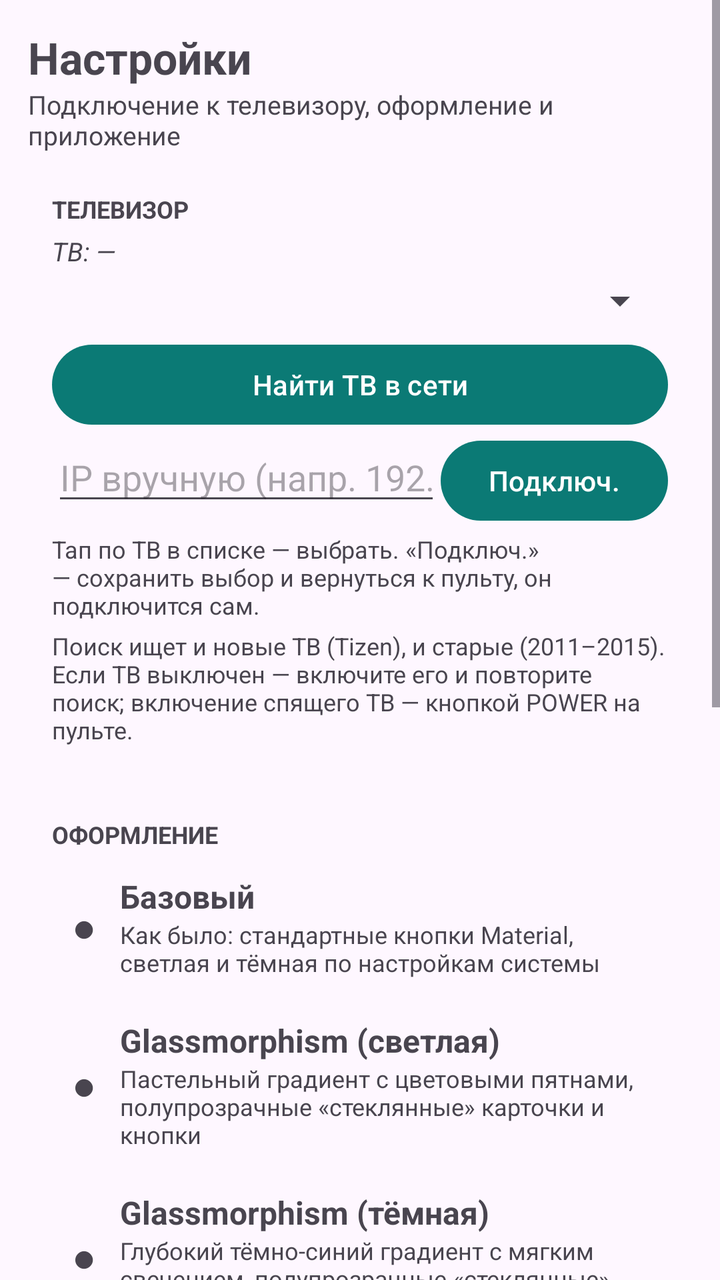
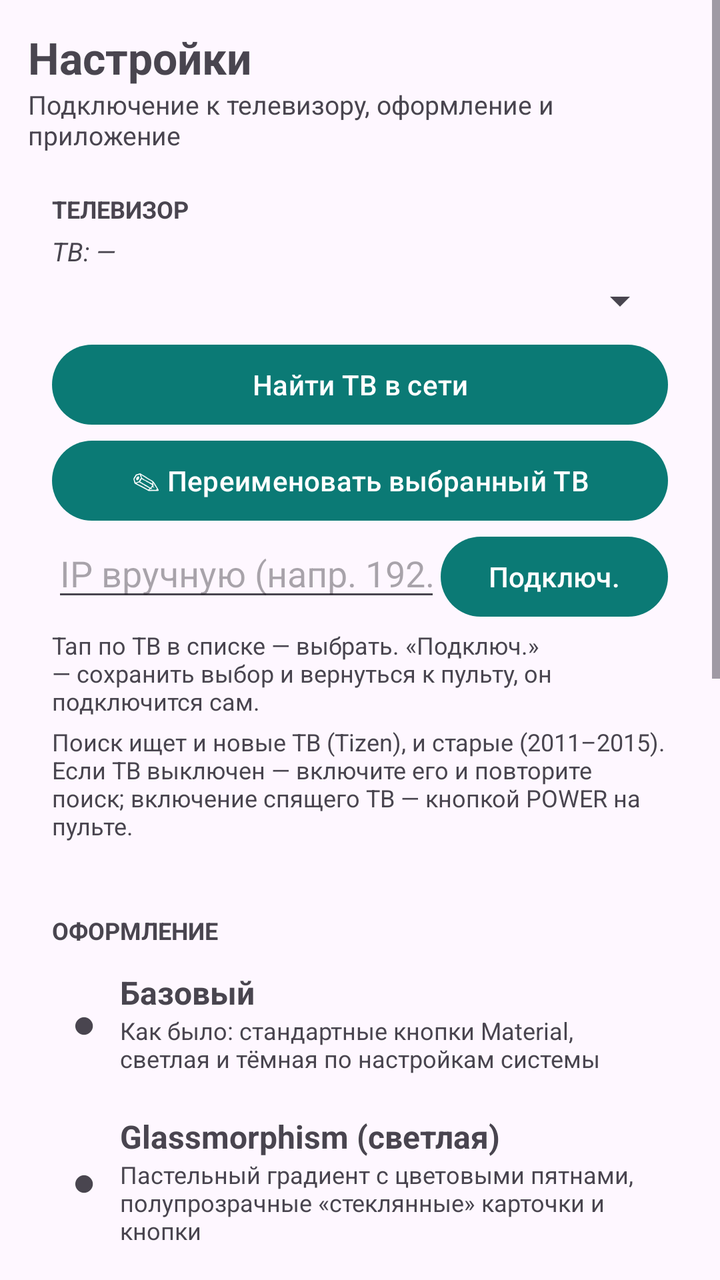

Before-and-after screenshots of an Android layout around one commit, followed by the original layout XML and the change that was made.
<!-- AndroidManifest.xml: application theme Theme.TizenPult -->
<!-- res/layout/activity_settings.xml -->
<?xml version="1.0" encoding="utf-8"?>
<ScrollView xmlns:android="http://schemas.android.com/apk/res/android"
    android:layout_width="match_parent"
    android:layout_height="match_parent"
    android:fillViewport="true">

    <LinearLayout
        android:layout_width="match_parent"
        android:layout_height="wrap_content"
        android:orientation="vertical"
        android:padding="14dp">

        <TextView
            android:layout_width="match_parent"
            android:layout_height="wrap_content"
            android:text="Настройки"
            android:textSize="22sp"
            android:textStyle="bold" />

        <TextView
            android:layout_width="match_parent"
            android:layout_height="wrap_content"
            android:paddingBottom="8dp"
            android:text="Подключение к телевизору, оформление и приложение"
            android:textSize="13sp" />

        
        <LinearLayout
            android:id="@+id/cardTv"
            android:layout_width="match_parent"
            android:layout_height="wrap_content"
            android:orientation="vertical"
            android:padding="12dp">

            <TextView
                android:layout_width="match_parent"
                android:layout_height="wrap_content"
                android:paddingBottom="4dp"
                android:text="ТЕЛЕВИЗОР"
                android:textSize="12sp"
                android:textStyle="bold" />

            <TextView
                android:id="@+id/settingsStatus"
                android:layout_width="match_parent"
                android:layout_height="wrap_content"
                android:paddingBottom="4dp"
                android:text="ТВ: —"
                android:textSize="13sp"
                android:textStyle="italic" />

            <Spinner
                android:id="@+id/tvSpinner"
                android:layout_width="match_parent"
                android:layout_height="wrap_content" />

            <Button
                android:id="@+id/btnFind"
                android:layout_width="match_parent"
                android:layout_height="wrap_content"
                android:layout_marginTop="6dp"
                android:text="Найти ТВ в сети" />

            <LinearLayout
                android:layout_width="match_parent"
                android:layout_height="wrap_content"
                android:orientation="horizontal">

                <EditText
                    android:id="@+id/ipInput"
                    android:layout_width="0dp"
                    android:layout_height="wrap_content"
                    android:layout_weight="1"
                    android:hint="IP вручную (напр. 192.168.1.225)"
                    android:inputType="text"
                    android:maxLines="1" />

                <Button
                    android:id="@+id/btnConnect"
                    android:layout_width="wrap_content"
                    android:layout_height="wrap_content"
                    android:text="Подключ." />
            </LinearLayout>

            <TextView
                android:layout_width="match_parent"
                android:layout_height="wrap_content"
                android:paddingTop="2dp"
                android:text="Тап по ТВ в списке — выбрать. «Подключ.» — сохранить выбор и вернуться к пульту, он подключится сам."
                android:textSize="12sp" />

            <TextView
                android:layout_width="match_parent"
                android:layout_height="wrap_content"
                android:paddingTop="4dp"
                android:text="Поиск ищет и новые ТВ (Tizen), и старые (2011–2015). Если ТВ выключен — включите его и повторите поиск; включение спящего ТВ — кнопкой POWER на пульте."
                android:textSize="12sp" />
        </LinearLayout>

        
        <LinearLayout
            android:id="@+id/cardTheme"
            android:layout_width="match_parent"
            android:layout_height="wrap_content"
            android:layout_marginTop="12dp"
            android:orientation="vertical"
            android:padding="12dp">

            <TextView
                android:layout_width="match_parent"
                android:layout_height="wrap_content"
                android:paddingBottom="2dp"
                android:text="ОФОРМЛЕНИЕ"
                android:textSize="12sp"
                android:textStyle="bold" />

            <LinearLayout
                android:id="@+id/themeOptBasic"
                android:layout_width="match_parent"
                android:layout_height="wrap_content"
                android:background="?attr/selectableItemBackground"
                android:clickable="true"
                android:focusable="true"
                android:gravity="center_vertical"
                android:orientation="horizontal"
                android:padding="10dp">

                <TextView
                    android:id="@+id/dotBasic"
                    android:layout_width="wrap_content"
                    android:layout_height="wrap_content"
                    android:text="●"
                    android:textSize="20sp" />

                <LinearLayout
                    android:layout_width="0dp"
                    android:layout_height="wrap_content"
                    android:layout_weight="1"
                    android:orientation="vertical"
                    android:paddingStart="12dp">

                    <TextView
                        android:id="@+id/nameBasic"
                        android:layout_width="match_parent"
                        android:layout_height="wrap_content"
                        android:text="Базовый"
                        android:textSize="16sp"
                        android:textStyle="bold" />

                    <TextView
                        android:layout_width="match_parent"
                        android:layout_height="wrap_content"
                        android:text="Как было: стандартные кнопки Material, светлая и тёмная по настройкам системы"
                        android:textSize="12sp" />
                </LinearLayout>
            </LinearLayout>

            <LinearLayout
                android:id="@+id/themeOptGlass"
                android:layout_width="match_parent"
                android:layout_height="wrap_content"
                android:background="?attr/selectableItemBackground"
                android:clickable="true"
                android:focusable="true"
                android:gravity="center_vertical"
                android:orientation="horizontal"
                android:padding="10dp">

                <TextView
                    android:id="@+id/dotGlass"
                    android:layout_width="wrap_content"
                    android:layout_height="wrap_content"
                    android:text="●"
                    android:textSize="20sp" />

                <LinearLayout
                    android:layout_width="0dp"
                    android:layout_height="wrap_content"
                    android:layout_weight="1"
                    android:orientation="vertical"
                    android:paddingStart="12dp">

                    <TextView
                        android:id="@+id/nameGlass"
                        android:layout_width="match_parent"
                        android:layout_height="wrap_content"
                        android:text="Glassmorphism (светлая)"
                        android:textSize="16sp"
                        android:textStyle="bold" />

                    <TextView
                        android:layout_width="match_parent"
                        android:layout_height="wrap_content"
                        android:text="Пастельный градиент с цветовыми пятнами, полупрозрачные «стеклянные» карточки и кнопки"
                        android:textSize="12sp" />
                </LinearLayout>
            </LinearLayout>

            <LinearLayout
                android:id="@+id/themeOptGlassDark"
                android:layout_width="match_parent"
                android:layout_height="wrap_content"
                android:background="?attr/selectableItemBackground"
                android:clickable="true"
                android:focusable="true"
                android:gravity="center_vertical"
                android:orientation="horizontal"
                android:padding="10dp">

                <TextView
                    android:id="@+id/dotGlassDark"
                    android:layout_width="wrap_content"
                    android:layout_height="wrap_content"
                    android:text="●"
                    android:textSize="20sp" />

                <LinearLayout
                    android:layout_width="0dp"
                    android:layout_height="wrap_content"
                    android:layout_weight="1"
                    android:orientation="vertical"
                    android:paddingStart="12dp">

                    <TextView
                        android:id="@+id/nameGlassDark"
                        android:layout_width="match_parent"
                        android:layout_height="wrap_content"
                        android:text="Glassmorphism (тёмная)"
                        android:textSize="16sp"
                        android:textStyle="bold" />

                    <TextView
                        android:layout_width="match_parent"
                        android:layout_height="wrap_content"
                        android:text="Глубокий тёмно-синий градиент с мягким свечением, полупрозрачные «стеклянные» панели со светлой обводкой"
                        android:textSize="12sp" />
                </LinearLayout>
            </LinearLayout>

            <LinearLayout
                android:id="@+id/themeOptNeu"
                android:layout_width="match_parent"
                android:layout_height="wrap_content"
                android:background="?attr/selectableItemBackground"
                android:clickable="true"
                android:focusable="true"
                android:gravity="center_vertical"
                android:orientation="horizontal"
                android:padding="10dp">

                <TextView
                    android:id="@+id/dotNeu"
                    android:layout_width="wrap_content"
                    android:layout_height="wrap_content"
                    android:text="●"
                    android:textSize="20sp" />

                <LinearLayout
                    android:layout_width="0dp"
                    android:layout_height="wrap_content"
                    android:layout_weight="1"
                    android:orientation="vertical"
                    android:paddingStart="12dp">

                    <TextView
                        android:id="@+id/nameNeu"
                        android:layout_width="match_parent"
                        android:layout_height="wrap_content"
                        android:text="Неоморфизм (светлый)"
                        android:textSize="16sp"
                        android:textStyle="bold" />

                    <TextView
                        android:layout_width="match_parent"
                        android:layout_height="wrap_content"
                        android:text="Серо-голубой монохром, мягкие «выпуклые» кнопки с двойной тенью, при нажатии — «вдавливание». Текст — тёмный и жирный"
                        android:textSize="12sp" />
                </LinearLayout>
            </LinearLayout>

            <LinearLayout
                android:id="@+id/themeOptNeuDark"
                android:layout_width="match_parent"
                android:layout_height="wrap_content"
                android:background="?attr/selectableItemBackground"
                android:clickable="true"
                android:focusable="true"
                android:gravity="center_vertical"
                android:orientation="horizontal"
                android:padding="10dp">

                <TextView
                    android:id="@+id/dotNeuDark"
                    android:layout_width="wrap_content"
                    android:layout_height="wrap_content"
                    android:text="●"
                    android:textSize="20sp" />

                <LinearLayout
                    android:layout_width="0dp"
                    android:layout_height="wrap_content"
                    android:layout_weight="1"
                    android:orientation="vertical"
                    android:paddingStart="12dp">

                    <TextView
                        android:id="@+id/nameNeuDark"
                        android:layout_width="match_parent"
                        android:layout_height="wrap_content"
                        android:text="Неоморфизм (тёмный)"
                        android:textSize="16sp"
                        android:textStyle="bold" />

                    <TextView
                        android:layout_width="match_parent"
                        android:layout_height="wrap_content"
                        android:text="Тёмный монохром, мягкие «выпуклые» кнопки со светлым и теневым краями, при нажатии — «вдавливание»"
                        android:textSize="12sp" />
                </LinearLayout>
            </LinearLayout>

            <TextView
                android:layout_width="match_parent"
                android:layout_height="wrap_content"
                android:paddingTop="2dp"
                android:text="Пять тем: Базовый, Glassmorphism и Неоморфизм — светлые и тёмные. Тема применяется сразу к настройкам; пульт обновится при возврате."
                android:textSize="12sp" />
        </LinearLayout>

        
        <LinearLayout
            android:id="@+id/cardApp"
            android:layout_width="match_parent"
            android:layout_height="wrap_content"
            android:layout_marginTop="12dp"
            android:orientation="vertical"
            android:padding="12dp">

            <TextView
                android:layout_width="match_parent"
                android:layout_height="wrap_content"
                android:paddingBottom="4dp"
                android:text="ПРИЛОЖЕНИЕ"
                android:textSize="12sp"
                android:textStyle="bold" />

            <Button
                android:id="@+id/btnUpdate"
                android:layout_width="match_parent"
                android:layout_height="wrap_content"
                android:text="Проверить обновления приложения" />

            <TextView
                android:layout_width="match_parent"
                android:layout_height="wrap_content"
                android:paddingTop="6dp"
                android:text="MAC-адрес ТВ — для включения по сети (Wake-on-LAN). Подключение сохраняет его автоматически; вручную смотрите на ТВ: Настройки → Общие → Сеть → Состояние сети."
                android:textSize="12sp" />

            <LinearLayout
                android:layout_width="match_parent"
                android:layout_height="wrap_content"
                android:orientation="horizontal">

                <EditText
                    android:id="@+id/macInput"
                    android:layout_width="0dp"
                    android:layout_height="wrap_content"
                    android:layout_weight="1"
                    android:hint="MAC ТВ, напр. C0:23:8D:49:B3:BC"
                    android:inputType="text"
                    android:maxLines="1" />

                <Button
                    android:id="@+id/btnMacSave"
                    android:layout_width="wrap_content"
                    android:layout_height="wrap_content"
                    android:text="Сохранить" />
            </LinearLayout>

            <TextView
                android:id="@+id/versionView"
                android:layout_width="match_parent"
                android:layout_height="wrap_content"
                android:gravity="center"
                android:paddingTop="8dp"
                android:text="Версия 3.2"
                android:textSize="12sp" />
        </LinearLayout>

    </LinearLayout>
</ScrollView>
<!-- resources referenced by this layout -->
<resources>
  <style name="Theme.TizenPult" parent="Theme.Material3.DayNight">
          <item name="colorPrimary">@color/primary</item>
      </style>
  <color name="primary">#0B7A75</color>
</resources>

<!-- the commit's change to res/layout/activity_settings.xml (unified diff, before → after) -->
@@ -61,6 +61,13 @@
                 android:layout_marginTop="6dp"
                 android:text="Найти ТВ в сети" />
 
+            
+            <Button
+                android:id="@+id/btnRename"
+                android:layout_width="match_parent"
+                android:layout_height="wrap_content"
+                android:text="✎ Переименовать выбранный ТВ" />
+
             <LinearLayout
                 android:layout_width="match_parent"
                 android:layout_height="wrap_content"
